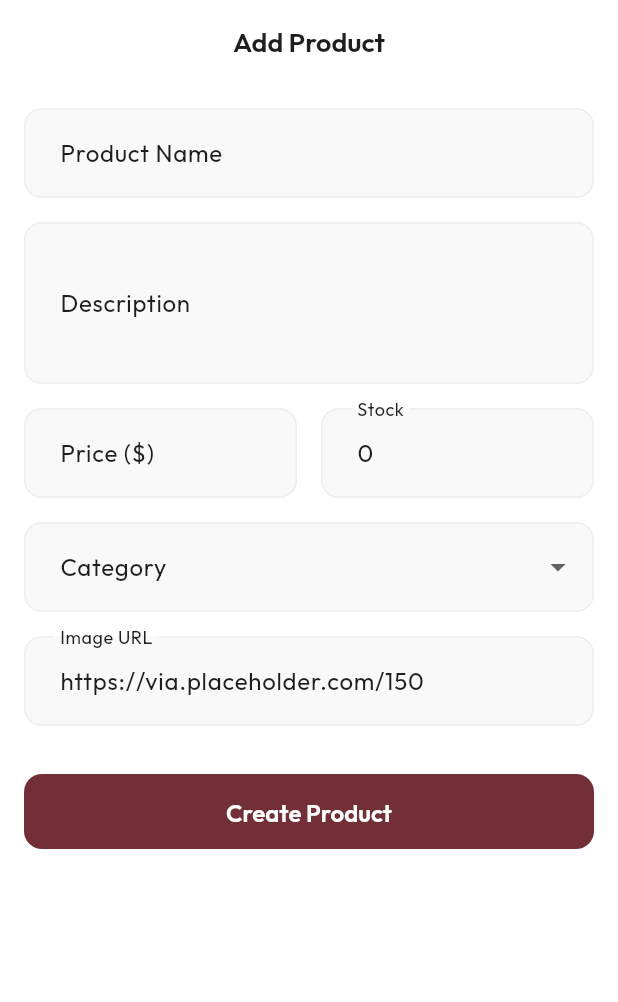
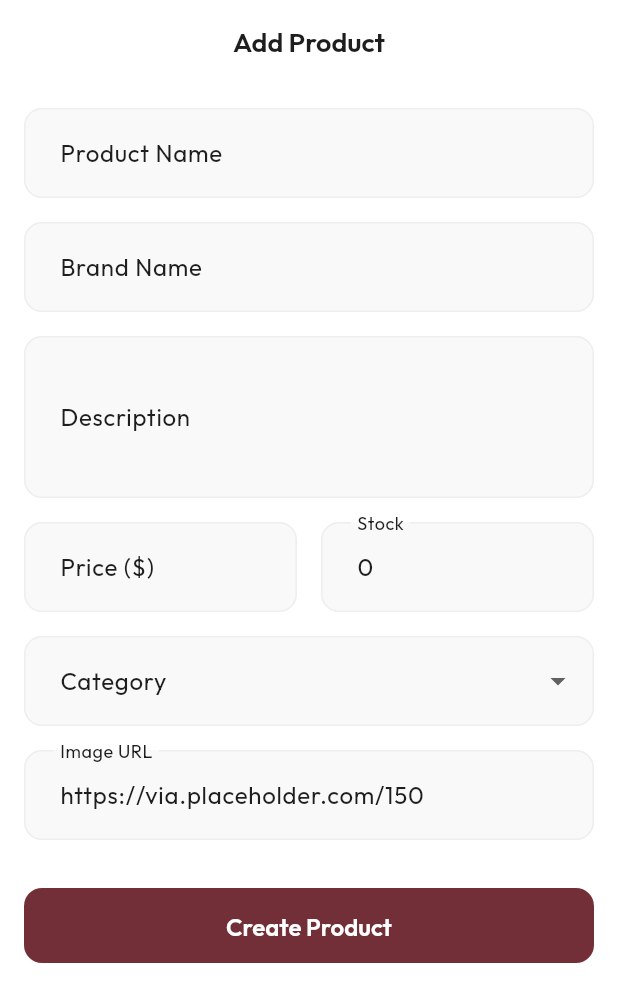
Before and after one commit to Ashiq0101/zello-e-commerce-android-app-, a Flutter app: the AddEditProductScreen screen opened by its route, on a phone screen of 412 x 824 dp. Shown: the top 1002 px of the screen. Run offline on Flutter 3.47's test engine with Material 3 defaults, Android fonts, the phone set to English and light mode, and no system bars; our stand-ins replace cloud_firestore, firebase_auth, firebase_core, firebase_messaging, flutter_riverpod, font_awesome_flutter and 6 more; missing offline and left inert: email_otp; accounts and stored records are empty.

Commit message:
feat: Add brand name to products and fix profile location bugs

```diff
--- a/lib/features/admin/domain/product.dart
+++ b/lib/features/admin/domain/product.dart
@@ -8,6 +8,7 @@ class Product {
   final List<String> images;
   final bool isActive;
   final double avgRating;
+  final String brandName;
 
   Product({
     required this.id,
@@ -17,6 +18,7 @@ class Product {
     required this.stock,
     required this.categoryId,
     required this.images,
+    required this.brandName,
     this.isActive = true,
     this.avgRating = 0.0,
   });
@@ -29,6 +31,7 @@ class Product {
     int? stock,
     String? categoryId,
     List<String>? images,
+    String? brandName,
     bool? isActive,
     double? avgRating,
   }) {
@@ -40,6 +43,7 @@ class Product {
       stock: stock ?? this.stock,
       categoryId: categoryId ?? this.categoryId,
       images: images ?? this.images,
+      brandName: brandName ?? this.brandName,
       isActive: isActive ?? this.isActive,
       avgRating: avgRating ?? this.avgRating,
     );
@@ -54,6 +58,7 @@ class Product {
       stock: json['stock'] as int? ?? 0,
       categoryId: json['categoryId'] as String? ?? '',
       images: (json['images'] as List<dynamic>?)?.map((e) => e as String).toList() ?? [],
+      brandName: json['brandName'] as String? ?? '',
       isActive: json['isActive'] as bool? ?? true,
       avgRating: (json['avgRating'] as num?)?.toDouble() ?? 0.0,
     );
@@ -68,6 +73,7 @@ class Product {
       'stock': stock,
       'categoryId': categoryId,
       'images': images,
+      'brandName': brandName,
       'isActive': isActive,
       'avgRating': avgRating,
     };
--- a/lib/features/admin/presentation/add_edit_product_screen.dart
+++ b/lib/features/admin/presentation/add_edit_product_screen.dart
@@ -16,6 +16,7 @@ class AddEditProductScreen extends ConsumerStatefulWidget {
 class _AddEditProductScreenState extends ConsumerState<AddEditProductScreen> {
   final _formKey = GlobalKey<FormState>();
   late TextEditingController _nameCtrl;
+  late TextEditingController _brandCtrl;
   late TextEditingController _descCtrl;
   late TextEditingController _priceCtrl;
   late TextEditingController _stockCtrl;
@@ -26,6 +27,7 @@ class _AddEditProductScreenState extends ConsumerState<AddEditProductScreen> {
   void initState() {
     super.initState();
     _nameCtrl = TextEditingController(text: widget.product?.name ?? '');
+    _brandCtrl = TextEditingController(text: widget.product?.brandName ?? '');
     _descCtrl = TextEditingController(text: widget.product?.description ?? '');
     _priceCtrl = TextEditingController(text: widget.product?.price.toString() ?? '');
     _stockCtrl = TextEditingController(text: widget.product?.stock.toString() ?? '0');
@@ -36,6 +38,7 @@ class _AddEditProductScreenState extends ConsumerState<AddEditProductScreen> {
   @override
   void dispose() {
     _nameCtrl.dispose();
+    _brandCtrl.dispose();
     _descCtrl.dispose();
     _priceCtrl.dispose();
     _stockCtrl.dispose();
@@ -53,6 +56,7 @@ class _AddEditProductScreenState extends ConsumerState<AddEditProductScreen> {
       final newProduct = Product(
         id: widget.product?.id ?? DateTime.now().millisecondsSinceEpoch.toString(),
         name: _nameCtrl.text.trim(),
+        brandName: _brandCtrl.text.trim(),
         description: _descCtrl.text.trim(),
         price: double.parse(_priceCtrl.text.trim()),
         stock: int.parse(_stockCtrl.text.trim()),
@@ -90,6 +94,12 @@ class _AddEditProductScreenState extends ConsumerState<AddEditProductScreen> {
                 controller: _nameCtrl,
                 decoration: const InputDecoration(labelText: 'Product Name', border: OutlineInputBorder()),
                 validator: (val) => val == null || val.isEmpty ? 'Required' : null,
+              ),
+              const SizedBox(height: 16),
+              TextFormField(
+                controller: _brandCtrl,
+                decoration: const InputDecoration(labelText: 'Brand Name', border: OutlineInputBorder()),
+                validator: (val) => val == null || val.trim().isEmpty ? '❌ Please enter the brand name.' : null,
               ),
               const SizedBox(height: 16),
               TextFormField(
```
Also changed, not shown: lib/features/admin/application/user_provider.dart (+10 -1 lines), lib/features/dashboard/application/settings_provider.dart (+7 -6 lines), lib/features/dashboard/presentation/views/product_detail_screen.dart (+9 -0 lines), lib/features/dashboard/presentation/widgets/product_card.dart (+7 -0 lines).
